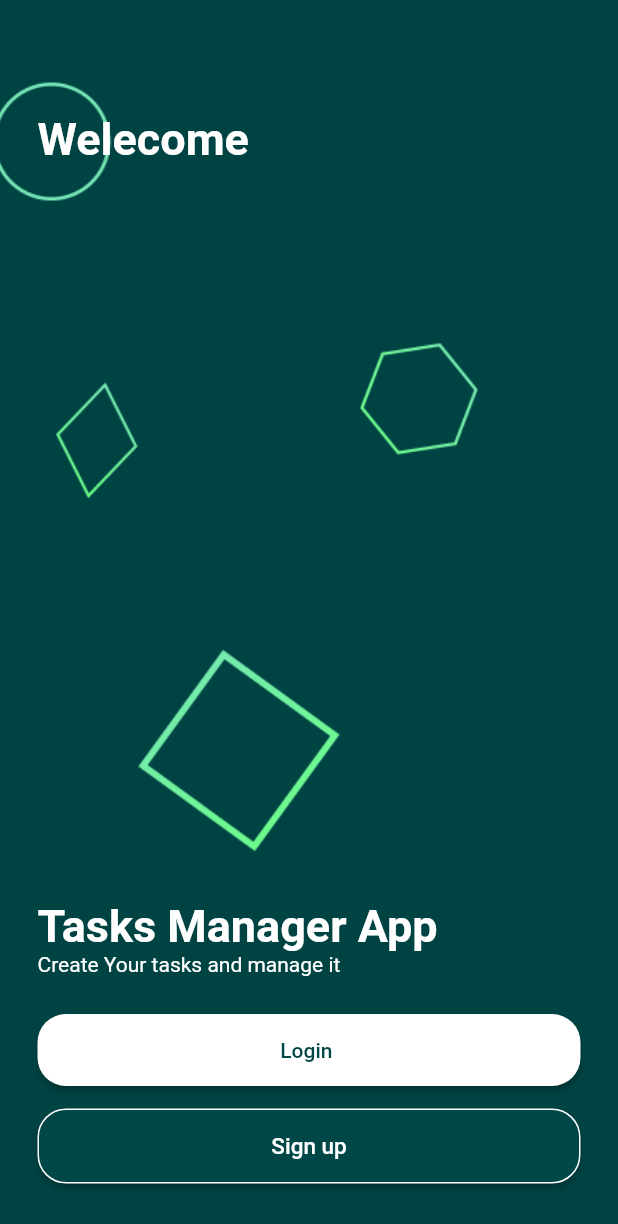
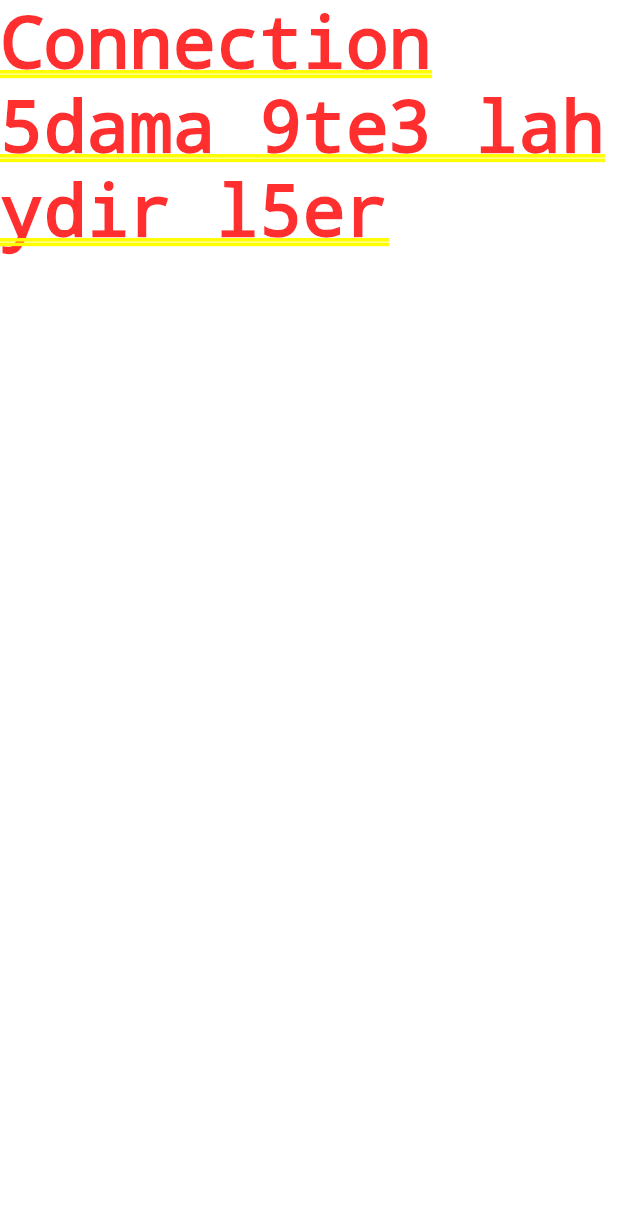
Before and after one commit to tahaofqirhamma/Flutter-task-app-pfe-v2, a Flutter app: the screen it shows after launch, on a phone screen of 412 x 824 dp. Shown: the top 1224 px of the screen. Run offline on Flutter 3.47's test engine with Material 2 defaults, Android fonts, the phone set to English and light mode, and no system bars; our stand-ins replace firebase_auth, firebase_core; accounts and stored records are empty; Roboto replaces fonts that are missing (Fantasy).

Commit message:
fix issues 0001

```diff
--- a/lib/Services/auth/auth_service.dart
+++ b/lib/Services/auth/auth_service.dart
@@ -1,6 +1,6 @@
+import 'package:task_management_app/Services/auth/auth_provider.dart';
 import 'package:task_management_app/Services/auth/auth_user.dart';
 import 'package:task_management_app/Services/auth/firebse_auth_provider.dart';
-import 'package:task_management_app/services/auth/auth_provider.dart';
 
 /// Représente un service d'authentification qui délègue l'authentification à un fournisseur
 
@@ -14,8 +14,7 @@ class AuthService implements AuthProvider {
 
   /// Crée une nouvelle instance de [AuthService] qui délègue l'authentification à un fournisseur d'authentification Firebase.
 
-  factory AuthService.firebase() =>
-      AuthService(FirebaseAuthProvider() as AuthProvider);
+  factory AuthService.firebase() => AuthService(FirebaseAuthProvider());
 
   ///La méthode createUser crée un nouvel utilisateur avec l'adresse e-mail et le mot de passe spécifiés. Cette méthode délègue la création de l'utilisateur au fournisseur d'authentification spécifié lors de la création de cette instance de AuthService
   @override
--- a/lib/main.dart
+++ b/lib/main.dart
@@ -1,4 +1,5 @@
 import 'package:flutter/material.dart';
+import 'package:task_management_app/Services/auth/auth_service.dart';
 import 'package:task_management_app/Views/Login_view.dart';
 import 'package:task_management_app/Views/Signup_view.dart';
 import 'package:task_management_app/Views/landing_view.dart';
@@ -12,7 +13,7 @@ void main() {
     theme: ThemeData(
       primarySwatch: Colors.blue,
     ),
-    home: const LandingView(),
+    home: const HomePage(),
     routes: {
       loginRoute: (context) => const LoginView(),
       signupRoute: (context) => const SigupView(),
@@ -22,3 +23,19 @@ void main() {
     },
   ));
 }
+
+class HomePage extends StatelessWidget {
+  const HomePage({super.key});
+
+  @override
+  Widget build(BuildContext context) {
+    return FutureBuilder(
+        future: AuthService.firebase().initialize(),
+        builder: (context, snapshot) {
+          if (snapshot.connectionState == ConnectionState.done) {
+            return const Text('Connection 5dama 9te3 lah ydir l5er');
+          }
+          return const CircularProgressIndicator();
+        });
+  }
+}
```
